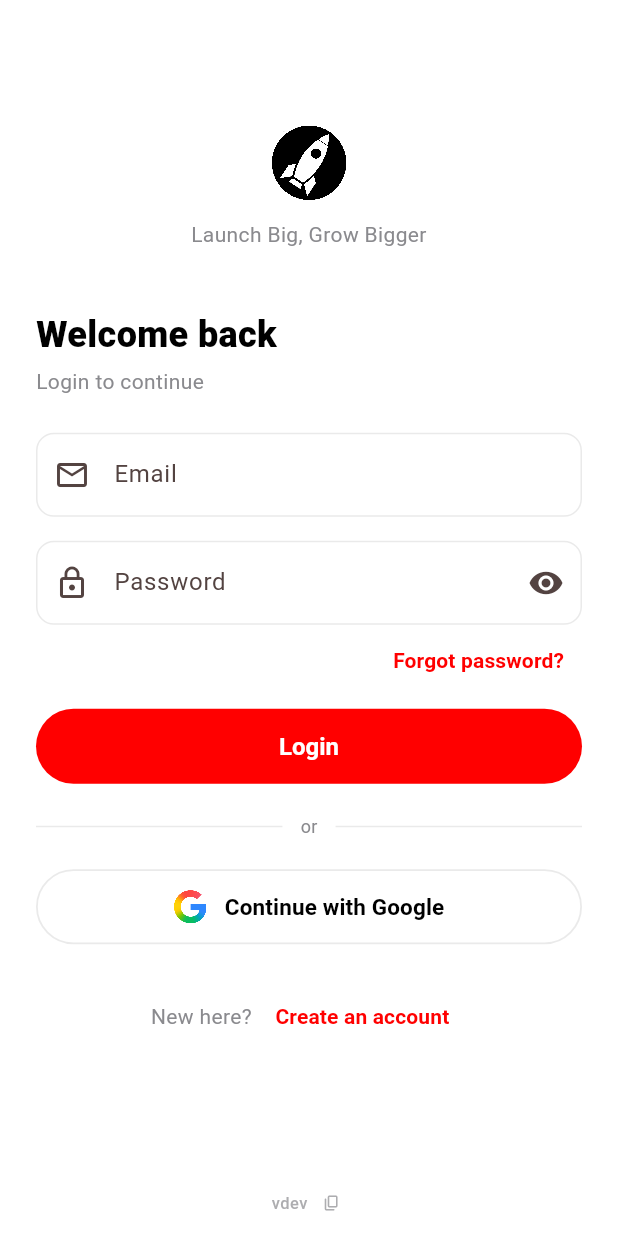
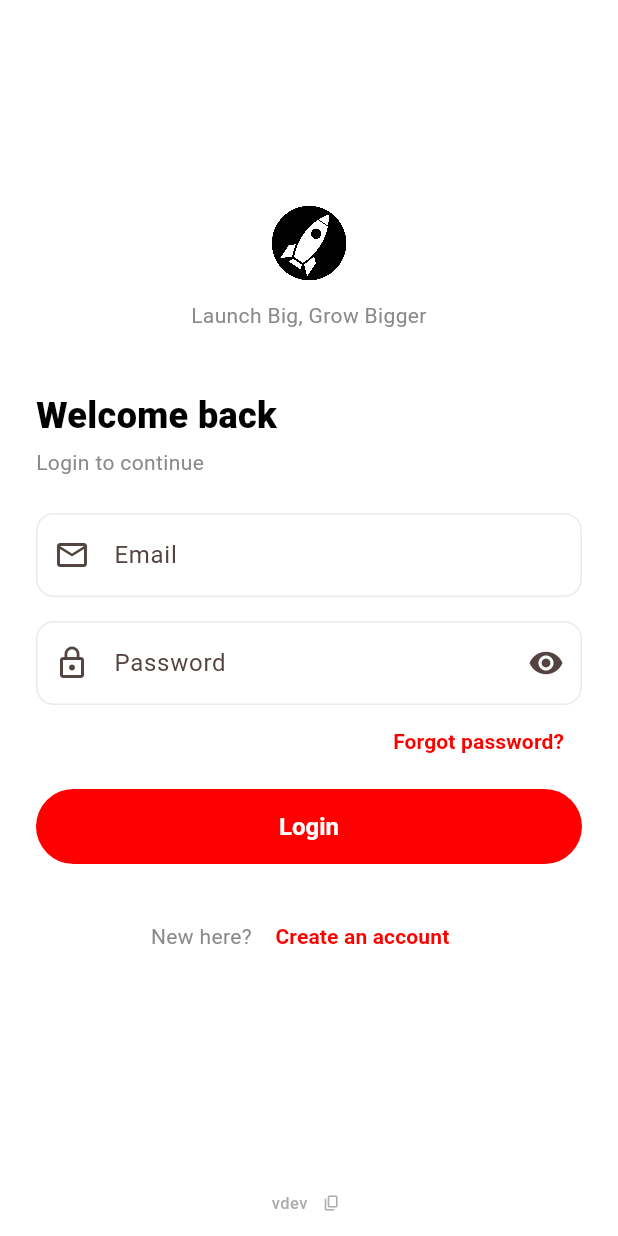
Before and after one commit to dike-uzinduzi/uzinduzi-ui-flutter, a Flutter app: the screen it shows after launch, on a phone screen of 412 x 824 dp. Run offline on Flutter 3.47's test engine with Material 3 defaults, Android fonts, the phone set to English and light mode, and no system bars; our stand-ins replace cached_network_image, dio, firebase_auth, firebase_core, flutter_riverpod, flutter_secure_storage and 4 more; missing offline and left inert: smart_phone_field; accounts and stored records are empty.

Commit message:
feat(auth): hide Google sign-in on login screen, bump to v0.0.1

```diff
--- a/lib/features/auth/login_screen.dart
+++ b/lib/features/auth/login_screen.dart
@@ -7,7 +7,6 @@ import '../../core/errors.dart';
 import '../../core/routes.dart';
 import '../../core/theme.dart';
 import '../../widgets/auth_error_dialog.dart';
-import '../../widgets/social_button.dart';
 import '../../widgets/uzinduzi_logo.dart';
 import 'auth_controller.dart';
 
@@ -23,7 +22,6 @@ class _LoginScreenState extends ConsumerState<LoginScreen> {
   final _passwordController = TextEditingController(text: '');
   final _formKey = GlobalKey<FormState>();
   bool _loading = false;
-  bool _googleLoading = false;
   bool _obscure = true;
 
   @override
@@ -63,36 +61,6 @@ class _LoginScreenState extends ConsumerState<LoginScreen> {
     }
   }
 
-  Future<void> _googleSignIn() async {
-    setState(() => _googleLoading = true);
-
-    try {
-      final pendingToken =
-          await ref.read(authControllerProvider.notifier).googleLogin();
-
-      if (!mounted) return;
-      if (pendingToken != null) {
-        Navigator.of(context).pushNamed(
-          AppRoutes.socialComplete,
-          arguments: {'pendingToken': pendingToken},
-        );
-      }
-    } catch (e) {
-      if (!mounted) return;
-      final message = e is AppError
-          ? e.message
-          : 'Google sign-in failed. Please try again.';
-
-      await AuthErrorDialog.show(
-        context,
-        title: 'Google sign-in failed',
-        message: message,
-      );
-    } finally {
-      if (mounted) setState(() => _googleLoading = false);
-    }
-  }
-
   @override
   Widget build(BuildContext context) {
     return Scaffold(
@@ -100,7 +68,6 @@ class _LoginScreenState extends ConsumerState<LoginScreen> {
       body: SafeArea(
         child: Column(
           children: [
-            // ── Scrollable form ─────────────────────
             Expanded(
               child: Center(
                 child: SingleChildScrollView(
@@ -150,7 +117,7 @@ class _LoginScreenState extends ConsumerState<LoginScreen> {
                           TextFormField(
                             controller: _emailController,
                             keyboardType: TextInputType.emailAddress,
-                            enabled: !_loading && !_googleLoading,
+                            enabled: !_loading,
                             textInputAction: TextInputAction.next,
                             decoration: const InputDecoration(
                               labelText: 'Email',
@@ -164,7 +131,7 @@ class _LoginScreenState extends ConsumerState<LoginScreen> {
                           TextFormField(
                             controller: _passwordController,
                             obscureText: _obscure,
-                            enabled: !_loading && !_googleLoading,
+                            enabled: !_loading,
                             textInputAction: TextInputAction.done,
                             onFieldSubmitted: (_) => _submit(),
                             decoration: InputDecoration(
@@ -187,7 +154,7 @@ class _LoginScreenState extends ConsumerState<LoginScreen> {
                           Align(
                             alignment: Alignment.centerRight,
                             child: TextButton(
-                              onPressed: _loading || _googleLoading
+                              onPressed: _loading
                                   ? null
                                   : () => Navigator.of(context)
                                       .pushNamed(AppRoutes.forgotPassword),
@@ -204,8 +171,7 @@ class _LoginScreenState extends ConsumerState<LoginScreen> {
                           SizedBox(
                             height: 50,
                             child: ElevatedButton(
-                              onPressed:
-                                  _loading || _googleLoading ? null : _submit,
+                              onPressed: _loading ? null : _submit,
                               child: _loading
                                   ? const SizedBox(
                                       height: 22,
@@ -220,30 +186,6 @@ class _LoginScreenState extends ConsumerState<LoginScreen> {
                                   : const Text('Login'),
                             ),
                           ),
-                          const SizedBox(height: 20),
-                          const Row(children: [
-                            Expanded(
-                              child: Divider(color: kUzinduziDivider),
-                            ),
-                            Padding(
-                              padding: EdgeInsets.symmetric(horizontal: 12),
-                              child: Text(
-                                'or',
-                                style: TextStyle(
-                                  color: kUzinduziGrey,
-                                  fontSize: 12,
-                                ),
-                              ),
-                            ),
-                            Expanded(
-                              child: Divider(color: kUzinduziDivider),
-                            ),
-                          ]),
-                          const SizedBox(height: 20),
-                          GoogleSignInButton(
-                            onPressed: _googleSignIn,
-                            loading: _googleLoading,
-                          ),
                           const SizedBox(height: 24),
                           Row(
                             mainAxisAlignment: MainAxisAlignment.center,
@@ -253,7 +195,7 @@ class _LoginScreenState extends ConsumerState<LoginScreen> {
                                 style: TextStyle(color: kUzinduziGrey),
                               ),
                               TextButton(
-                                onPressed: _loading || _googleLoading
+                                onPressed: _loading
                                     ? null
                                     : () => Navigator.of(context)
                                         .pushNamed(AppRoutes.register),
@@ -274,8 +216,6 @@ class _LoginScreenState extends ConsumerState<LoginScreen> {
                 ),
               ),
             ),
-
-            // ── Version footer ───────────────────────
             const _VersionFooter(),
           ],
         ),
@@ -285,7 +225,7 @@ class _LoginScreenState extends ConsumerState<LoginScreen> {
 }
 
 // ─────────────────────────────────────────────────────────────
-// Version footer — shows the app version and copies it on tap
+// Version footer
 // ─────────────────────────────────────────────────────────────
 class _VersionFooter extends StatelessWidget {
   const _VersionFooter();
--- a/pubspec.yaml
+++ b/pubspec.yaml
@@ -2,7 +2,7 @@ name: uzinduzi_mobile_app
 description: "Uzinduzi Africa — Launch Big, Grow Bigger. "
 publish_to: 'none'
 
-version: 0.0.0+1
+version: 0.0.1+1
 
 environment:
   sdk: ^3.13.1
```
